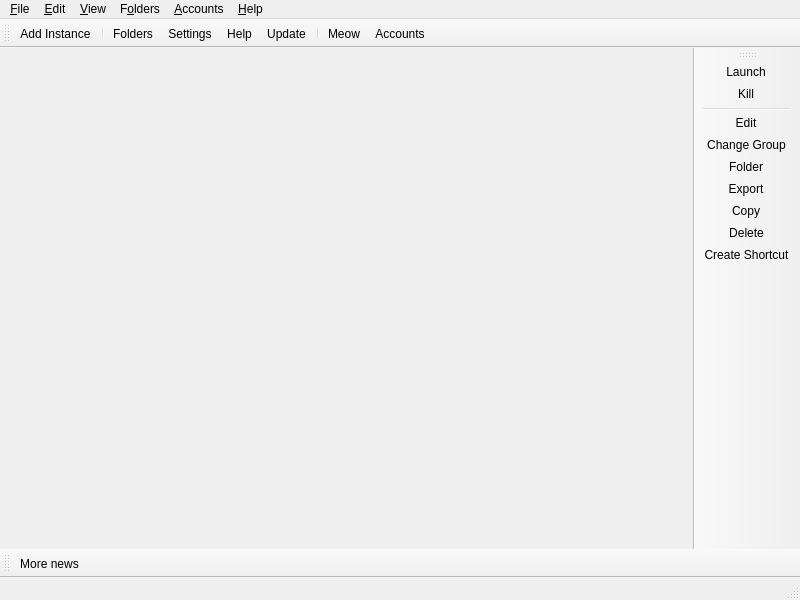
FreesmTeam/FreesmLauncher, file launcher/ui/MainWindow.ui: the form before one commit.
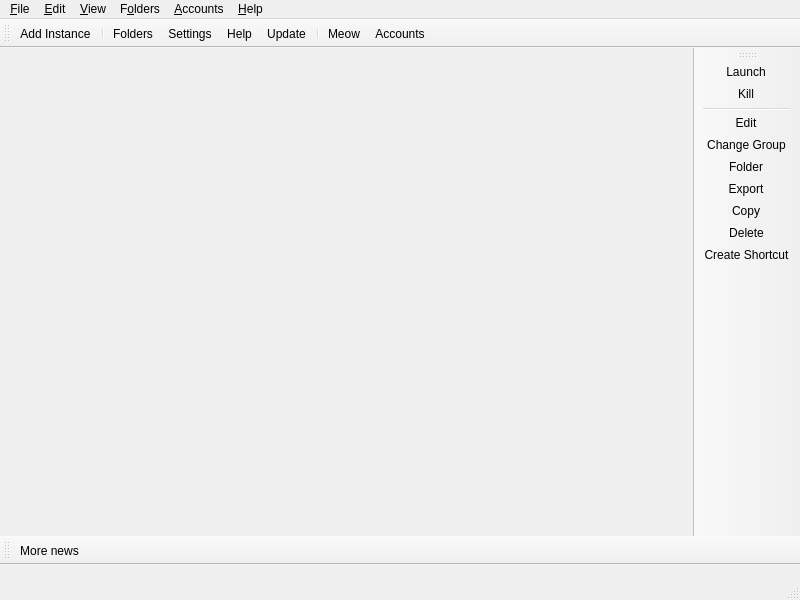
The form after the commit. Icons and pictures are not drawn. Custom widgets are drawn as their Qt base class.

Commit message: increased status bar size to support freesm theme

What changed in the file:
```diff
--- a/launcher/ui/MainWindow.ui
+++ b/launcher/ui/MainWindow.ui
@@ -29,7 +29,14 @@
     </property>
    </layout>
   </widget>
-  <widget class="QStatusBar" name="statusBar"/>
+  <widget class="QStatusBar" name="statusBar">
+   <property name="minimumSize">
+    <size>
+     <width>0</width>
+     <height>35</height>
+    </size>
+   </property>
+  </widget>
   <widget class="QToolBar" name="mainToolBar">
    <property name="windowTitle">
     <string>Main Toolbar</string>
```
Left out of the diff: 151 changed lines with no effect on the pictures.
